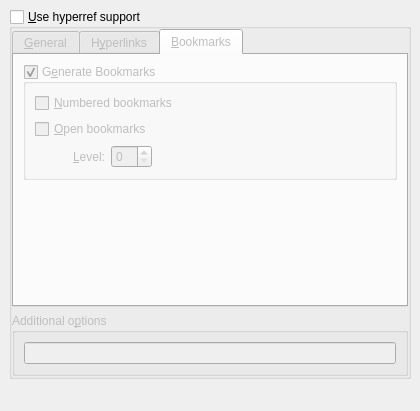
First picture: the form in src/frontends/qt4/ui/PDFSupportUi.ui, repository cburschka/lyx, before the edit.
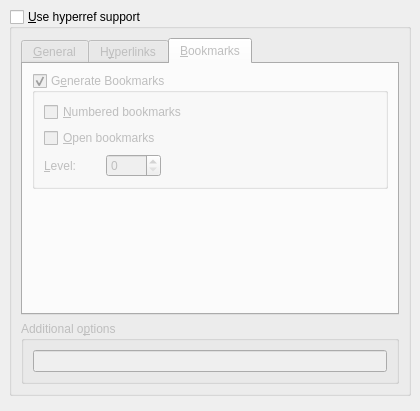
Second picture: the form after the edit. The open tabs and pages were chosen to show the change.

Commit message: brute fix weird bug 4936.

Patch:
```diff
--- a/src/frontends/qt4/ui/PDFSupportUi.ui
+++ b/src/frontends/qt4/ui/PDFSupportUi.ui
@@ -19,19 +19,6 @@
    <property name="spacing" >
     <number>6</number>
    </property>
-   <item row="1" column="0" >
-    <spacer>
-     <property name="orientation" >
-      <enum>Qt::Vertical</enum>
-     </property>
-     <property name="sizeHint" >
-      <size>
-       <width>20</width>
-       <height>31</height>
-      </size>
-     </property>
-    </spacer>
-   </item>
    <item row="0" column="0" >
     <widget class="QGroupBox" name="use_hyperrefGB" >
      <property name="focusPolicy" >
@@ -51,50 +38,11 @@
      </property>
      <layout class="QGridLayout" >
       <property name="margin" >
-       <number>0</number>
+       <number>9</number>
       </property>
       <property name="spacing" >
        <number>6</number>
       </property>
-      <item row="1" column="0" >
-       <widget class="QGroupBox" name="groupBox_3" >
-        <property name="title" >
-         <string>Additional o&amp;ptions</string>
-        </property>
-        <property name="flat" >
-         <bool>false</bool>
-        </property>
-        <property name="checkable" >
-         <bool>false</bool>
-        </property>
-        <property name="checked" >
-         <bool>false</bool>
-        </property>
-        <layout class="QGridLayout" >
-         <property name="margin" >
-          <number>9</number>
-         </property>
-         <property name="spacing" >
-          <number>6</number>
-         </property>
-         <item row="0" column="0" >
-          <widget class="QLineEdit" name="optionsLE" >
-           <property name="sizePolicy" >
-            <sizepolicy>
-             <hsizetype>7</hsizetype>
-             <vsizetype>0</vsizetype>
-             <horstretch>0</horstretch>
-             <verstretch>0</verstretch>
-            </sizepolicy>
-           </property>
-           <property name="toolTip" >
-            <string>e.g.: pdfstartview=XYZ, plainpages=false, pdfpagelabels</string>
-           </property>
-          </widget>
-         </item>
-        </layout>
-       </widget>
-      </item>
       <item row="0" column="0" >
        <widget class="QTabWidget" name="tabWidget" >
         <property name="currentIndex" >
@@ -364,14 +312,51 @@
              <property name="spacing" >
               <number>6</number>
              </property>
-             <item row="1" column="0" colspan="3" >
+             <item row="0" column="0" colspan="2" >
+              <widget class="QCheckBox" name="bookmarksnumberedCB" >
+               <property name="text" >
+                <string>&amp;Numbered bookmarks</string>
+               </property>
+              </widget>
+             </item>
+             <item row="2" column="0" >
+              <layout class="QHBoxLayout" >
+               <property name="margin" >
+                <number>0</number>
+               </property>
+               <property name="spacing" >
+                <number>6</number>
+               </property>
+               <item>
+                <widget class="QLabel" name="bookmarksopenlevelLA" >
+                 <property name="enabled" >
+                  <bool>false</bool>
+                 </property>
+                 <property name="text" >
+                  <string>&amp;Level:</string>
+                 </property>
+                 <property name="buddy" >
+                  <cstring>bookmarksopenlevelSB</cstring>
+                 </property>
+                </widget>
+               </item>
+               <item>
+                <widget class="QSpinBox" name="bookmarksopenlevelSB" >
+                 <property name="toolTip" >
+                  <string>Number of levels</string>
+                 </property>
+                </widget>
+               </item>
+              </layout>
+             </item>
+             <item row="1" column="0" >
               <widget class="QCheckBox" name="bookmarksopenGB" >
                <property name="text" >
                 <string>&amp;Open bookmarks</string>
                </property>
               </widget>
              </item>
-             <item row="2" column="3" >
+             <item row="2" column="1" >
               <spacer>
                <property name="orientation" >
                 <enum>Qt::Horizontal</enum>
@@ -384,33 +369,6 @@
                </property>
               </spacer>
              </item>
-             <item row="2" column="2" >
-              <widget class="QSpinBox" name="bookmarksopenlevelSB" >
-               <property name="toolTip" >
-                <string>Number of levels</string>
-               </property>
-              </widget>
-             </item>
-             <item row="2" column="1" >
-              <widget class="QLabel" name="label" >
-               <property name="enabled" >
-                <bool>false</bool>
-               </property>
-               <property name="text" >
-                <string>&amp;Level:</string>
-               </property>
-               <property name="buddy" >
-                <cstring>bookmarksopenlevelSB</cstring>
-               </property>
-              </widget>
-             </item>
-             <item row="0" column="0" colspan="4" >
-              <widget class="QCheckBox" name="bookmarksnumberedCB" >
-               <property name="text" >
-                <string>&amp;Numbered bookmarks</string>
-               </property>
-              </widget>
-             </item>
             </layout>
            </widget>
           </item>
@@ -431,9 +389,61 @@
         </widget>
        </widget>
       </item>
+      <item row="1" column="0" >
+       <widget class="QGroupBox" name="groupBox_3" >
+        <property name="title" >
+         <string>Additional o&amp;ptions</string>
+        </property>
+        <property name="flat" >
+         <bool>false</bool>
+        </property>
+        <property name="checkable" >
+         <bool>false</bool>
+        </property>
+        <property name="checked" >
+         <bool>false</bool>
+        </property>
+        <layout class="QGridLayout" >
+         <property name="margin" >
+          <number>9</number>
+         </property>
+         <property name="spacing" >
+          <number>6</number>
+         </property>
+         <item row="0" column="0" >
+          <widget class="QLineEdit" name="optionsLE" >
+           <property name="sizePolicy" >
+            <sizepolicy>
+             <hsizetype>7</hsizetype>
+             <vsizetype>0</vsizetype>
+             <horstretch>0</horstretch>
+             <verstretch>0</verstretch>
+            </sizepolicy>
+           </property>
+           <property name="toolTip" >
+            <string>e.g.: pdfstartview=XYZ, plainpages=false, pdfpagelabels</string>
+           </property>
+          </widget>
+         </item>
+        </layout>
+       </widget>
+      </item>
      </layout>
     </widget>
    </item>
+   <item row="1" column="0" >
+    <spacer>
+     <property name="orientation" >
+      <enum>Qt::Vertical</enum>
+     </property>
+     <property name="sizeHint" >
+      <size>
+       <width>402</width>
+       <height>16</height>
+      </size>
+     </property>
+    </spacer>
+   </item>
   </layout>
  </widget>
  <resources/>
```
Left out of the diff: 18 changed lines with no effect on the pictures. The commit also changes 2 other files.
